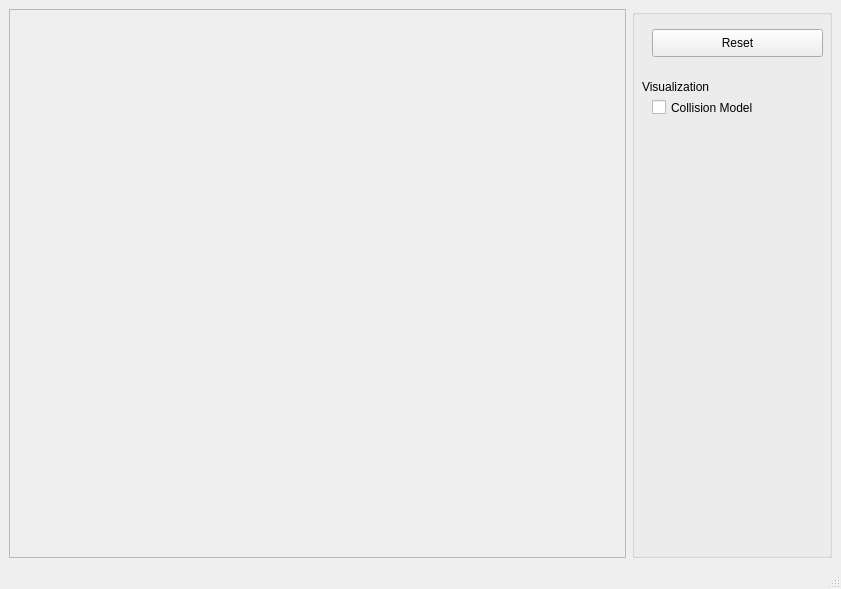
This is SimDynamics/examples/SimDynamicsViewer/simDynamicsViewer.ui in softbankrobotics-research/Simox as Qt 5 draws it before an edit. The edited form follows.
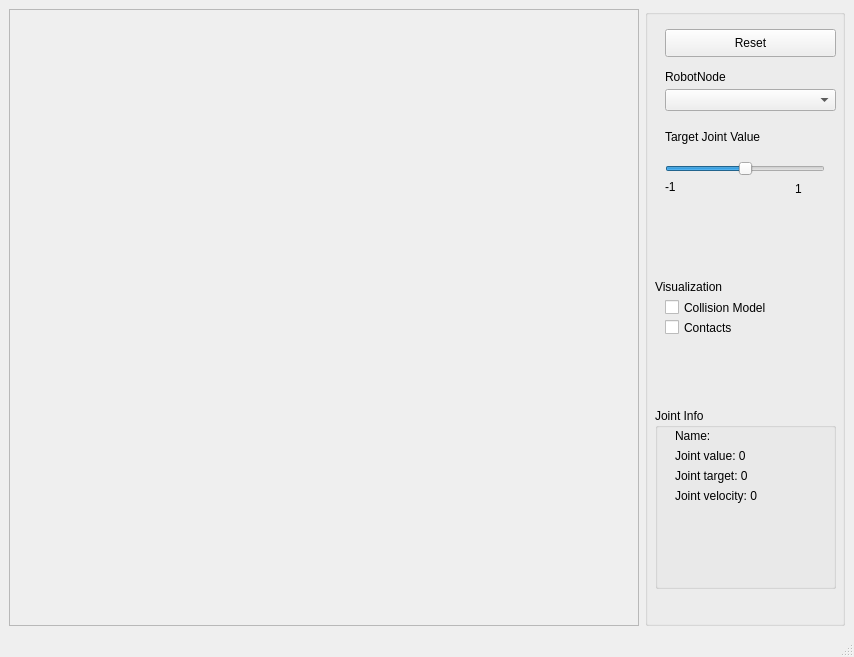
This is the edited form.

Commit message: Custom CollisionDispatcher to ensure that self collisions between adjacent joints are not considered. Fixes for CoM offset computations simox<->bullet Parameter tweaking to improve physics results Fix joint angle directions Fix seg fault on viewer exit ViewAll fix: ignore floor plane

```diff
--- a/SimDynamics/examples/SimDynamicsViewer/simDynamicsViewer.ui
+++ b/SimDynamics/examples/SimDynamicsViewer/simDynamicsViewer.ui
@@ -6,8 +6,8 @@
    <rect>
     <x>0</x>
     <y>0</y>
-    <width>841</width>
-    <height>589</height>
+    <width>854</width>
+    <height>657</height>
    </rect>
   </property>
   <property name="windowTitle">
@@ -53,7 +53,7 @@
        <property name="geometry">
         <rect>
          <x>10</x>
-         <y>70</y>
+         <y>270</y>
          <width>81</width>
          <height>16</height>
         </rect>
@@ -66,7 +66,7 @@
        <property name="geometry">
         <rect>
          <x>20</x>
-         <y>90</y>
+         <y>290</y>
          <width>141</width>
          <height>17</height>
         </rect>
@@ -75,6 +75,168 @@
         <string>Collision Model</string>
        </property>
       </widget>
+      <widget class="QGroupBox" name="groupBox_2">
+       <property name="geometry">
+        <rect>
+         <x>10</x>
+         <y>399</y>
+         <width>181</width>
+         <height>181</height>
+        </rect>
+       </property>
+       <property name="title">
+        <string>Joint Info</string>
+       </property>
+       <widget class="QLabel" name="label_RNTarget">
+        <property name="geometry">
+         <rect>
+          <x>20</x>
+          <y>60</y>
+          <width>151</width>
+          <height>16</height>
+         </rect>
+        </property>
+        <property name="text">
+         <string>Joint target: 0</string>
+        </property>
+       </widget>
+       <widget class="QLabel" name="label_RNVelocity">
+        <property name="geometry">
+         <rect>
+          <x>20</x>
+          <y>80</y>
+          <width>151</width>
+          <height>16</height>
+         </rect>
+        </property>
+        <property name="text">
+         <string>Joint velocity: 0</string>
+        </property>
+       </widget>
+       <widget class="QLabel" name="label_RNValue">
+        <property name="geometry">
+         <rect>
+          <x>20</x>
+          <y>40</y>
+          <width>151</width>
+          <height>16</height>
+         </rect>
+        </property>
+        <property name="text">
+         <string>Joint value: 0</string>
+        </property>
+       </widget>
+       <widget class="QLabel" name="label_RNName">
+        <property name="geometry">
+         <rect>
+          <x>20</x>
+          <y>20</y>
+          <width>151</width>
+          <height>16</height>
+         </rect>
+        </property>
+        <property name="text">
+         <string>Name: &lt;not set&gt;</string>
+        </property>
+       </widget>
+      </widget>
+      <widget class="QComboBox" name="comboBoxRobotNode">
+       <property name="geometry">
+        <rect>
+         <x>20</x>
+         <y>80</y>
+         <width>171</width>
+         <height>22</height>
+        </rect>
+       </property>
+      </widget>
+      <widget class="QLabel" name="label_7">
+       <property name="geometry">
+        <rect>
+         <x>20</x>
+         <y>60</y>
+         <width>131</width>
+         <height>16</height>
+        </rect>
+       </property>
+       <property name="text">
+        <string>RobotNode</string>
+       </property>
+      </widget>
+      <widget class="QSlider" name="horizontalSliderTarget">
+       <property name="geometry">
+        <rect>
+         <x>20</x>
+         <y>150</y>
+         <width>160</width>
+         <height>19</height>
+        </rect>
+       </property>
+       <property name="minimum">
+        <number>-100</number>
+       </property>
+       <property name="maximum">
+        <number>100</number>
+       </property>
+       <property name="orientation">
+        <enum>Qt::Horizontal</enum>
+       </property>
+      </widget>
+      <widget class="QLabel" name="label_8">
+       <property name="geometry">
+        <rect>
+         <x>20</x>
+         <y>120</y>
+         <width>131</width>
+         <height>16</height>
+        </rect>
+       </property>
+       <property name="text">
+        <string>Target Joint Value</string>
+       </property>
+      </widget>
+      <widget class="QLabel" name="label_TargetMin">
+       <property name="geometry">
+        <rect>
+         <x>20</x>
+         <y>170</y>
+         <width>41</width>
+         <height>16</height>
+        </rect>
+       </property>
+       <property name="text">
+        <string>-1</string>
+       </property>
+      </widget>
+      <widget class="QLabel" name="label_TargetMax">
+       <property name="geometry">
+        <rect>
+         <x>150</x>
+         <y>170</y>
+         <width>31</width>
+         <height>20</height>
+        </rect>
+       </property>
+       <property name="layoutDirection">
+        <enum>Qt::RightToLeft</enum>
+       </property>
+       <property name="text">
+        <string>1</string>
+       </property>
+      </widget>
+      <widget class="QCheckBox" name="checkBoxContacts">
+       <property name="geometry">
+        <rect>
+         <x>20</x>
+         <y>310</y>
+         <width>141</width>
+         <height>17</height>
+        </rect>
+       </property>
+       <property name="text">
+        <string>Contacts</string>
+       </property>
+      </widget>
      </widget>
     </item>
    </layout>
```
Left out of the diff: 2 changed lines with no effect on the pictures. The commit also changes 24 other files.
